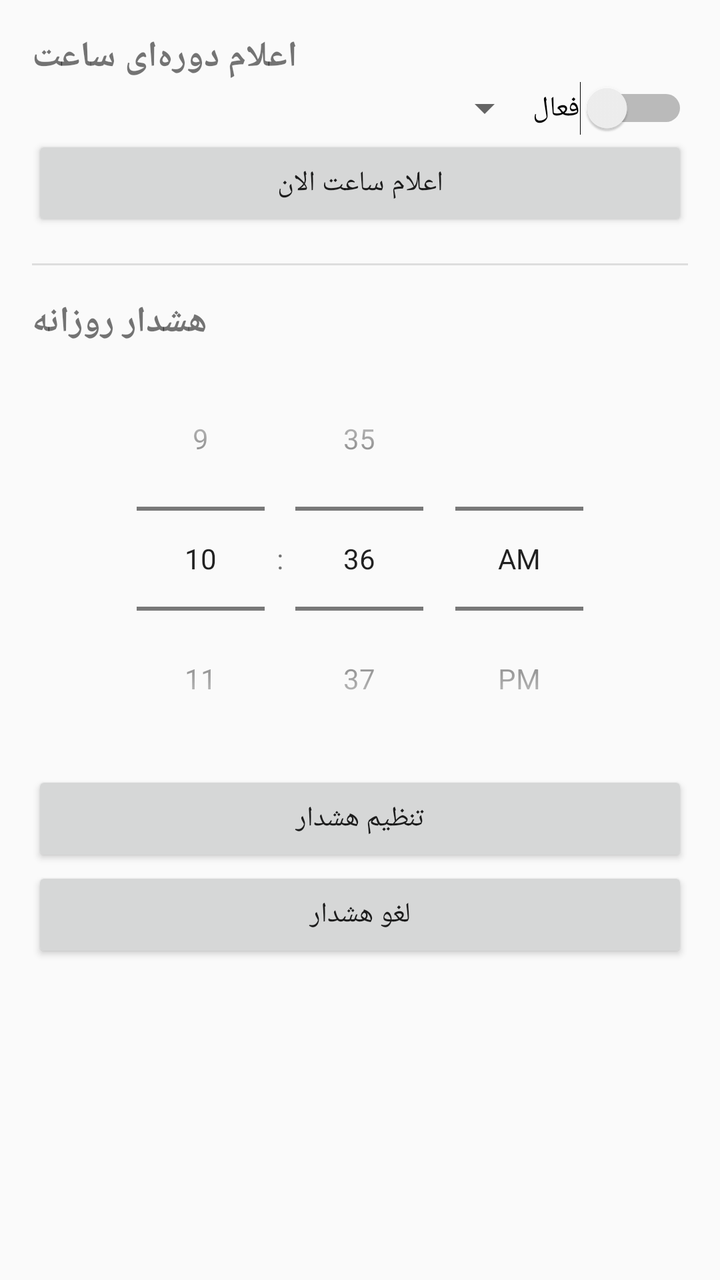
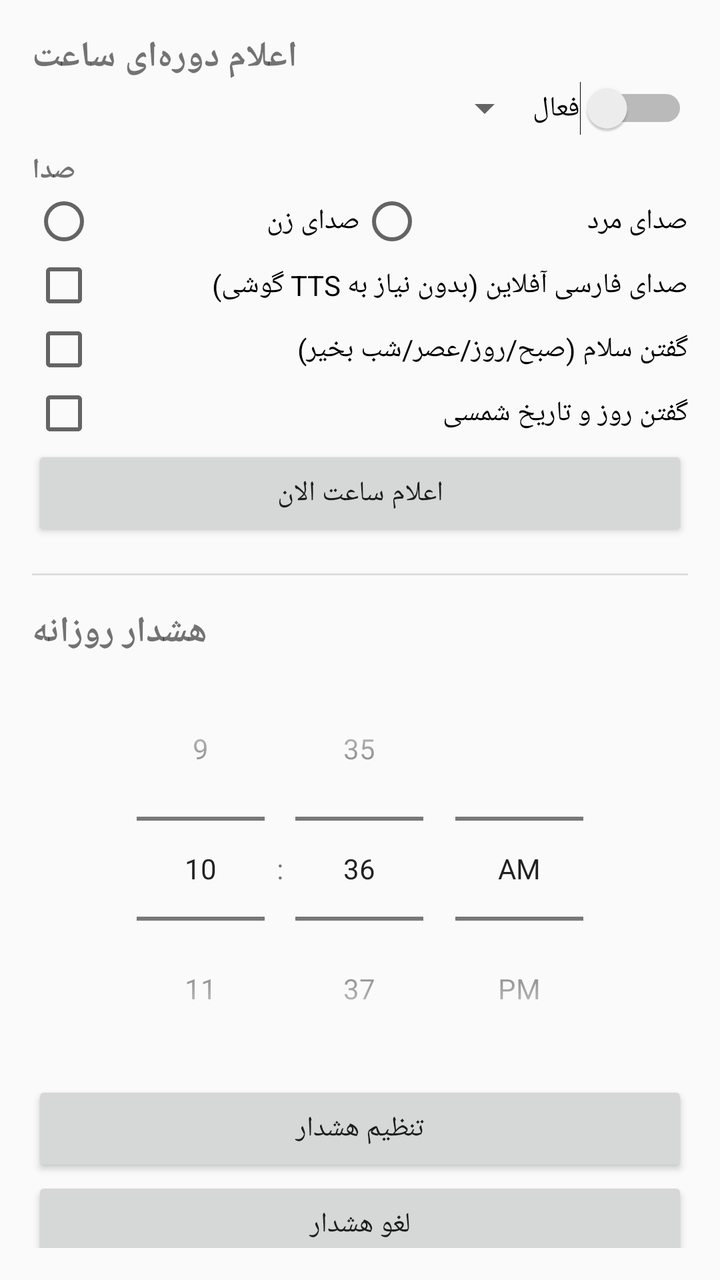

Screens rendered from an Android XML layout before and after an edit, with the pre-edit source and the edit as a unified diff.
<!-- AndroidManifest.xml: application theme Theme.SaatGoo -->
<!-- res/layout/activity_main.xml -->
<?xml version="1.0" encoding="utf-8"?>
<ScrollView xmlns:android="http://schemas.android.com/apk/res/android"
    android:layout_width="match_parent"
    android:layout_height="match_parent"
    android:padding="16dp">

    <LinearLayout
        android:layout_width="match_parent"
        android:layout_height="wrap_content"
        android:orientation="vertical">

        <TextView
            android:layout_width="wrap_content"
            android:layout_height="wrap_content"
            android:text="اعلام دوره‌ای ساعت"
            android:textStyle="bold"
            android:textSize="18sp" />

        <LinearLayout
            android:layout_width="match_parent"
            android:layout_height="wrap_content"
            android:gravity="center_vertical"
            android:orientation="horizontal">

            <Spinner
                android:id="@+id/intervalSpinner"
                android:layout_width="0dp"
                android:layout_height="wrap_content"
                android:layout_weight="1" />

            <Switch
                android:id="@+id/periodicSwitch"
                android:layout_width="wrap_content"
                android:layout_height="wrap_content"
                android:text="فعال" />
        </LinearLayout>

        <Button
            android:id="@+id/sayNowButton"
            android:layout_width="match_parent"
            android:layout_height="wrap_content"
            android:text="اعلام ساعت الان" />

        <View
            android:layout_width="match_parent"
            android:layout_height="1dp"
            android:layout_marginTop="16dp"
            android:layout_marginBottom="16dp"
            android:background="#DDDDDD" />

        <TextView
            android:layout_width="wrap_content"
            android:layout_height="wrap_content"
            android:text="هشدار روزانه"
            android:textStyle="bold"
            android:textSize="18sp" />

        <TimePicker
            android:id="@+id/timePicker"
            android:layout_width="match_parent"
            android:layout_height="wrap_content"
            android:timePickerMode="spinner" />

        <Button
            android:id="@+id/setAlarmButton"
            android:layout_width="match_parent"
            android:layout_height="wrap_content"
            android:text="تنظیم هشدار" />

        <Button
            android:id="@+id/cancelAlarmButton"
            android:layout_width="match_parent"
            android:layout_height="wrap_content"
            android:text="لغو هشدار" />
    </LinearLayout>
</ScrollView>
<!-- resources referenced by this layout -->
<resources>
  <style name="Theme.SaatGoo" parent="Theme.AppCompat.DayNight.DarkActionBar" />
</resources>

<!-- the commit's change to res/layout/activity_main.xml (unified diff, before → after) -->
@@ -34,6 +34,52 @@
                 android:layout_height="wrap_content"
                 android:text="فعال" />
         </LinearLayout>
+
+        <TextView
+            android:layout_width="wrap_content"
+            android:layout_height="wrap_content"
+            android:layout_marginTop="8dp"
+            android:text="صدا"
+            android:textStyle="bold" />
+
+        <RadioGroup
+            android:id="@+id/genderGroup"
+            android:layout_width="match_parent"
+            android:layout_height="wrap_content"
+            android:orientation="horizontal">
+
+            <RadioButton
+                android:id="@+id/radioFemale"
+                android:layout_width="0dp"
+                android:layout_height="wrap_content"
+                android:layout_weight="1"
+                android:text="صدای زن" />
+
+            <RadioButton
+                android:id="@+id/radioMale"
+                android:layout_width="0dp"
+                android:layout_height="wrap_content"
+                android:layout_weight="1"
+                android:text="صدای مرد" />
+        </RadioGroup>
+
+        <CheckBox
+            android:id="@+id/offlineCheck"
+            android:layout_width="match_parent"
+            android:layout_height="wrap_content"
+            android:text="صدای فارسی آفلاین (بدون نیاز به TTS گوشی)" />
+
+        <CheckBox
+            android:id="@+id/greetingCheck"
+            android:layout_width="match_parent"
+            android:layout_height="wrap_content"
+            android:text="گفتن سلام (صبح/روز/عصر/شب بخیر)" />
+
+        <CheckBox
+            android:id="@+id/dateCheck"
+            android:layout_width="match_parent"
+            android:layout_height="wrap_content"
+            android:text="گفتن روز و تاریخ شمسی" />
 
         <Button
             android:id="@+id/sayNowButton"
